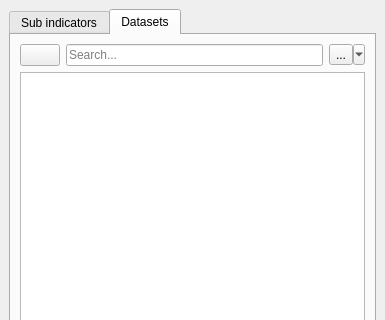
Old version of the form LDMP/gui/WidgetMain.ui in the repository ConservationInternational/trends.earth; both pictures show x 0 to 385 and y 0 to 320 of the 385 by 601 pixel window.
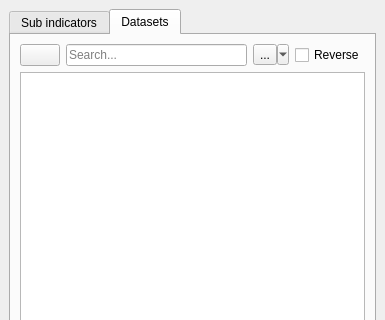
New version of the form. Custom widgets are drawn as their Qt base class.

```diff
--- a/LDMP/gui/WidgetMain.ui
+++ b/LDMP/gui/WidgetMain.ui
@@ -86,6 +86,13 @@
             </property>
            </widget>
           </item>
+          <item>
+           <widget class="QCheckBox" name="reverse_box">
+            <property name="text">
+             <string>Reverse</string>
+            </property>
+           </widget>
+          </item>
          </layout>
         </item>
         <item>
```
